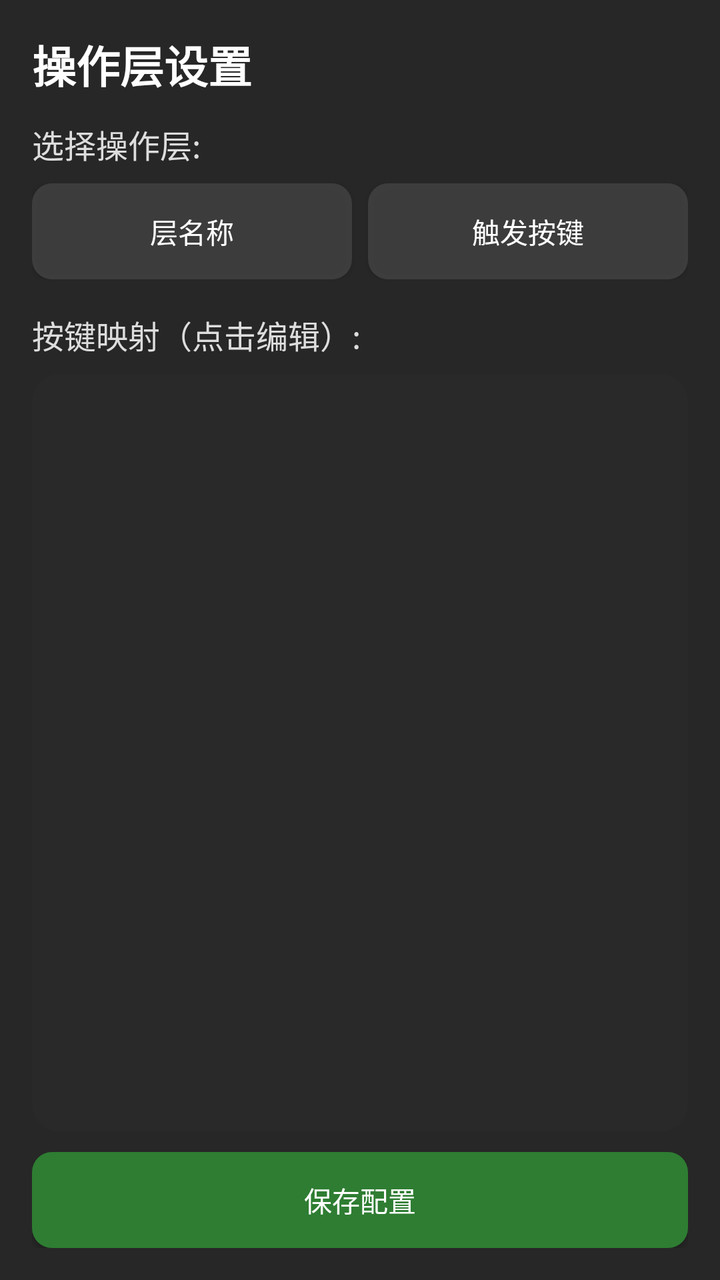
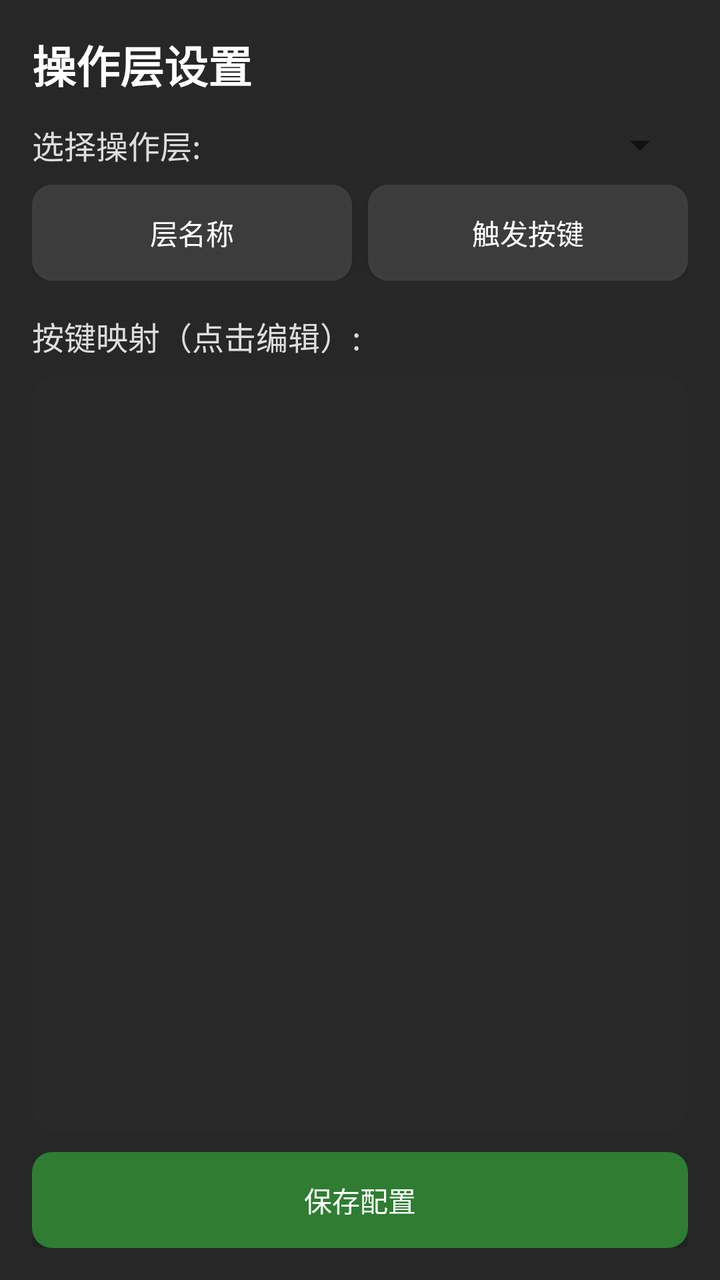

Before-and-after screenshots of an Android layout around one commit, followed by the original layout XML and the change that was made.
<!-- AndroidManifest.xml: application theme Theme.AppCompat.DayNight.DarkActionBar -->
<!-- res/layout/activity_layer_edit.xml -->
<?xml version="1.0" encoding="utf-8"?>
<LinearLayout xmlns:android="http://schemas.android.com/apk/res/android"
    android:layout_width="match_parent"
    android:layout_height="match_parent"
    android:orientation="vertical"
    android:background="@drawable/bg_panel"
    android:padding="16dp">

    
    <TextView
        android:layout_width="match_parent"
        android:layout_height="wrap_content"
        android:text="操作层设置"
        android:textSize="22sp"
        android:textStyle="bold"
        android:textColor="#FFFFFFFF"
        android:paddingBottom="12dp" />

    
    <LinearLayout
        android:layout_width="match_parent"
        android:layout_height="wrap_content"
        android:orientation="horizontal"
        android:gravity="center_vertical"
        android:paddingBottom="8dp">

        <TextView
            android:layout_width="wrap_content"
            android:layout_height="wrap_content"
            android:text="选择操作层: "
            android:textSize="16sp"
            android:textColor="#FFDDDDDD" />

        
        <Spinner
            android:id="@+id/spinner_layer"
            android:layout_width="0dp"
            android:layout_height="wrap_content"
            android:layout_weight="1"
            android:background="@drawable/bg_input"
            android:textColor="#FFFFFFFF"
            android:paddingHorizontal="10dp" />
    </LinearLayout>

    
    <LinearLayout
        android:layout_width="match_parent"
        android:layout_height="wrap_content"
        android:orientation="horizontal"
        android:paddingBottom="8dp">

        
        <Button
            android:id="@+id/btn_edit_layer_name"
            android:layout_width="0dp"
            android:layout_height="wrap_content"
            android:layout_weight="1"
            android:layout_marginEnd="4dp"
            android:text="层名称"
            android:textColor="#FFFFFFFF"
            android:background="@drawable/bg_button" />

        
        <Button
            android:id="@+id/btn_edit_trigger"
            android:layout_width="0dp"
            android:layout_height="wrap_content"
            android:layout_weight="1"
            android:layout_marginStart="4dp"
            android:text="触发按键"
            android:textColor="#FFFFFFFF"
            android:background="@drawable/bg_button" />
    </LinearLayout>

    
    <TextView
        android:layout_width="match_parent"
        android:layout_height="wrap_content"
        android:text="按键映射（点击编辑）:"
        android:textSize="16sp"
        android:textColor="#FFDDDDDD"
        android:paddingTop="8dp"
        android:paddingBottom="8dp" />

    
    <ListView
        android:id="@+id/list_mappings"
        android:layout_width="match_parent"
        android:layout_height="0dp"
        android:layout_weight="1"
        android:background="@drawable/bg_card"
        android:divider="#33FFFFFF"
        android:dividerHeight="1dp"
        android:padding="6dp" />

    
    <Button
        android:id="@+id/btn_save"
        android:layout_width="match_parent"
        android:layout_height="wrap_content"
        android:text="保存配置"
        android:textColor="#FFFFFFFF"
        android:background="@drawable/bg_button_green"
        android:layout_marginTop="10dp" />

</LinearLayout>
<!-- resources referenced by this layout -->
<resources>
  <!-- drawable bg_button (drawable) -->
  <?xml version="1.0" encoding="utf-8"?>
  <selector xmlns:android="http://schemas.android.com/apk/res/android">
      <item android:state_pressed="true">
          <shape>
              <solid android:color="#CC6E6E6E" />
              <corners android:radius="10dp" />
          </shape>
      </item>
      <item>
          <shape>
              <solid android:color="#CC444444" />
              <corners android:radius="10dp" />
          </shape>
      </item>
  </selector>
  <!-- drawable bg_button_green (drawable) -->
  <?xml version="1.0" encoding="utf-8"?>
  <selector xmlns:android="http://schemas.android.com/apk/res/android">
      <item android:state_pressed="true">
          <shape>
              <solid android:color="#FF388E3C" />
              <corners android:radius="10dp" />
          </shape>
      </item>
      <item>
          <shape>
              <solid android:color="#FF2E7D32" />
              <corners android:radius="10dp" />
          </shape>
      </item>
  </selector>
  <!-- drawable bg_card (drawable) -->
  <?xml version="1.0" encoding="utf-8"?>
  <shape xmlns:android="http://schemas.android.com/apk/res/android">
      <solid android:color="#F22A2A2A" />
      <corners android:radius="14dp" />
  </shape>
  <!-- drawable bg_input (drawable) -->
  <?xml version="1.0" encoding="utf-8"?>
  <shape xmlns:android="http://schemas.android.com/apk/res/android">
      <solid android:color="#33222222" />
      <stroke
          android:width="1dp"
          android:color="#55FFFFFF" />
      <corners android:radius="10dp" />
  </shape>
  <!-- drawable bg_panel (drawable) -->
  <?xml version="1.0" encoding="utf-8"?>
  <shape xmlns:android="http://schemas.android.com/apk/res/android">
      <solid android:color="#F21C1C1C" />
  </shape>
</resources>

<!-- the commit's change to res/layout/activity_layer_edit.xml (unified diff, before → after) -->
@@ -37,8 +37,6 @@
             android:layout_width="0dp"
             android:layout_height="wrap_content"
             android:layout_weight="1"
-            android:background="@drawable/bg_input"
-            android:textColor="#FFFFFFFF"
             android:paddingHorizontal="10dp" />
     </LinearLayout>
 
<!-- resource entries referenced after the edit -->
@@ -38,15 +38,6 @@
       <solid android:color="#F22A2A2A" />
       <corners android:radius="14dp" />
   </shape>
-  <!-- drawable bg_input (drawable) -->
-  <?xml version="1.0" encoding="utf-8"?>
-  <shape xmlns:android="http://schemas.android.com/apk/res/android">
-      <solid android:color="#33222222" />
-      <stroke
-          android:width="1dp"
-          android:color="#55FFFFFF" />
-      <corners android:radius="10dp" />
-  </shape>
   <!-- drawable bg_panel (drawable) -->
   <?xml version="1.0" encoding="utf-8"?>
   <shape xmlns:android="http://schemas.android.com/apk/res/android">
